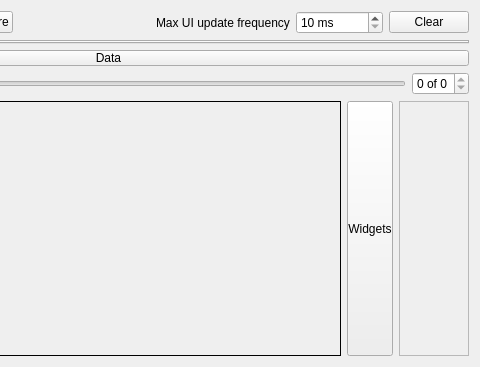
Qt form src/LorrisAnalyzer/lorrisanalyzer.ui (Tasssadar/Lorris) before a commit; both pictures show x 263 to 743 and y 0 to 367 of the 743 by 367 pixel window.
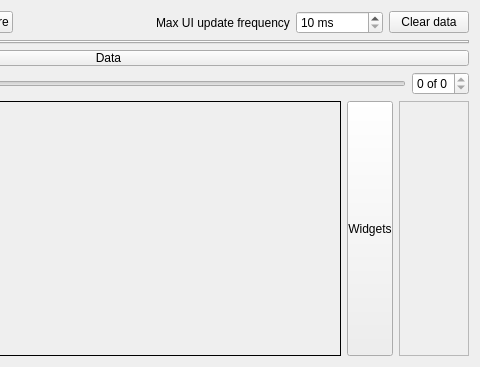
The same form after that commit. Custom widgets are drawn as their Qt base class.

Commit message: [243] LorrisAnalyzer: clear button will clear only data, remove confirmation dialog

The edit to the form file:
```diff
--- a/src/LorrisAnalyzer/lorrisanalyzer.ui
+++ b/src/LorrisAnalyzer/lorrisanalyzer.ui
@@ -97,7 +97,7 @@
      <item>
       <widget class="QPushButton" name="clearButton">
        <property name="text">
-        <string>Clear</string>
+        <string>Clear data</string>
        </property>
       </widget>
      </item>
```
The commit also changes 4 other files.
